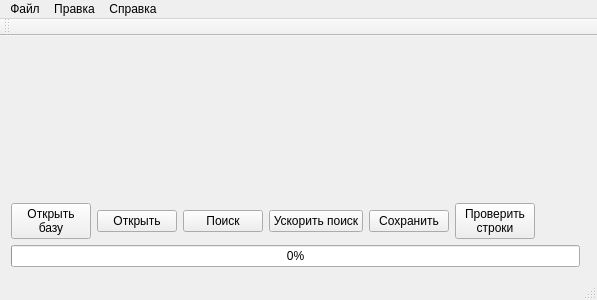
RuslanGainanov/AddressBID, file mainwindow.ui: the form before one commit.
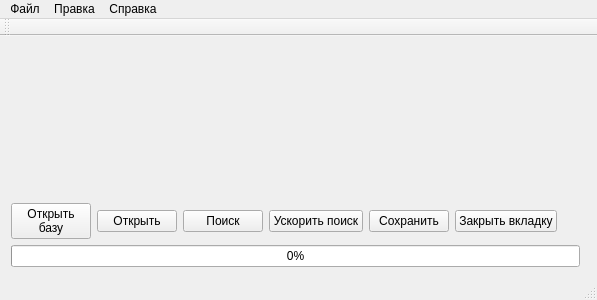
The form after the commit. Custom widgets are drawn as their Qt base class.

Commit message:
Работа с closeTab
Функция вызываемая после нажатия на кнопку "Закрыть вкладку".
Показ сообщения о предложении сохранить изменения.
Добавление в меню Файл дублирующей строки-кнопки.

The edit to the form file:
```diff
--- a/mainwindow.ui
+++ b/mainwindow.ui
@@ -45,14 +45,6 @@
         </property>
        </widget>
       </item>
-      <item row="0" column="6">
-       <widget class="QPushButton" name="_pushButtonCheckRows">
-        <property name="text">
-         <string>Проверить 
-строки</string>
-        </property>
-       </widget>
-      </item>
       <item row="0" column="1">
        <widget class="QPushButton" name="_pushButtonOpen">
         <property name="text">
@@ -87,6 +79,13 @@
         </property>
        </widget>
       </item>
+      <item row="0" column="5">
+       <widget class="QPushButton" name="_pushButtonCloseTab">
+        <property name="text">
+         <string>Закрыть вкладку</string>
+        </property>
+       </widget>
+      </item>
      </layout>
     </item>
     <item row="2" column="0">
```
Left out of the diff: 85 changed lines with no effect on the pictures. The commit also changes 4 other files.
